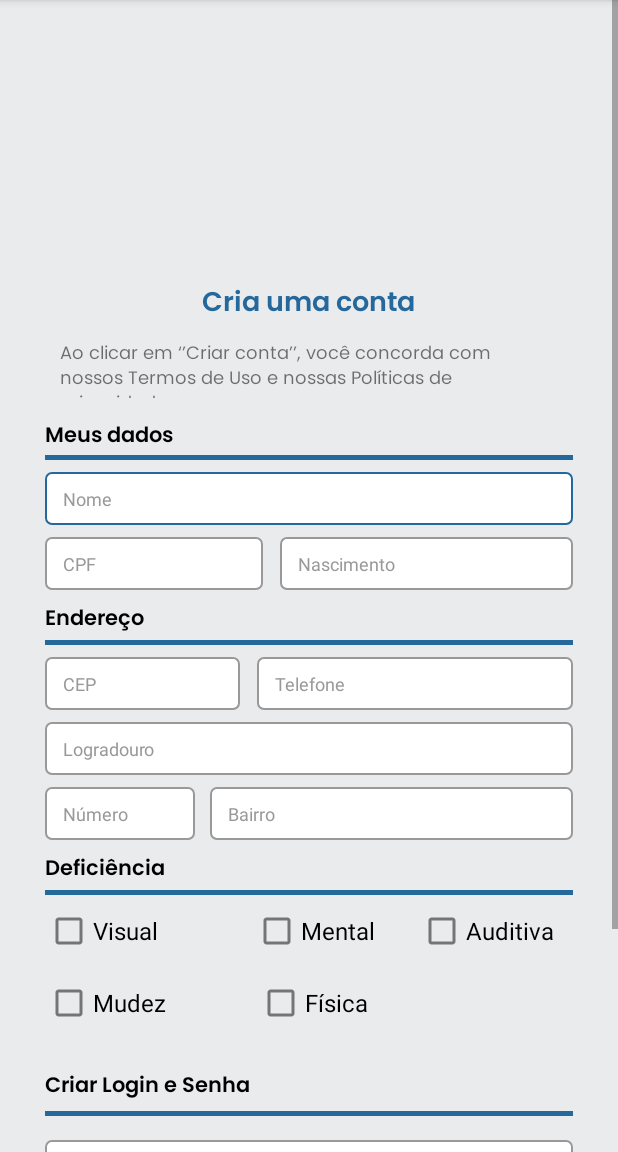
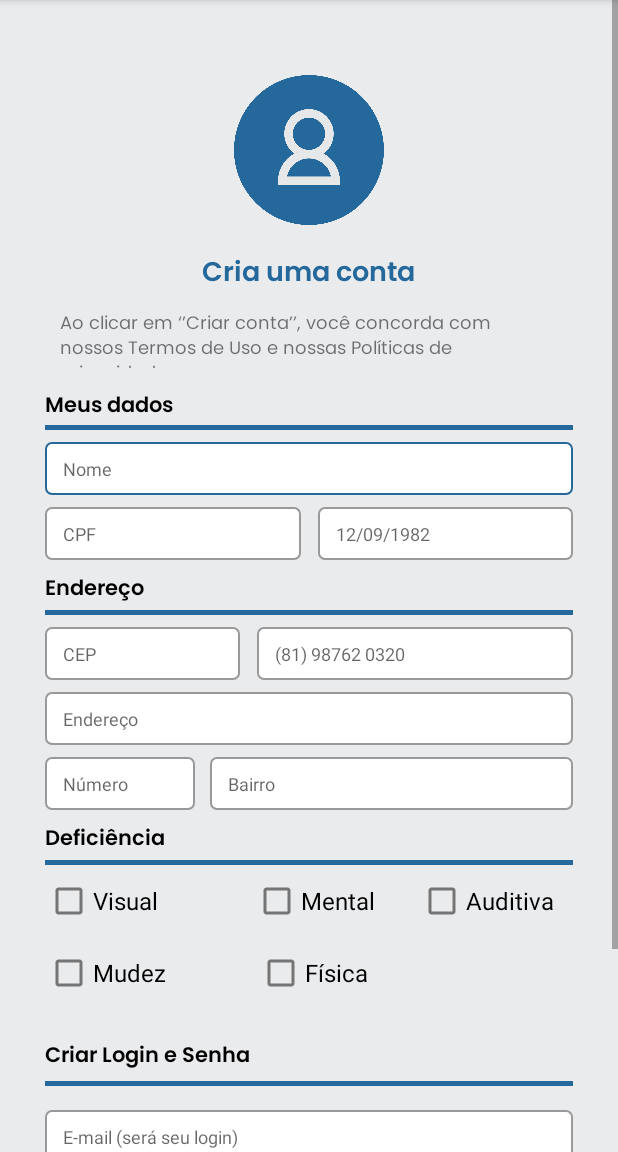
Before and after one commit to GrowTech-P4/Capacita_P4_Mobile_Activivies, an Android app: the CadastroActivity screen opened directly, with no data from a screen before it, on a phone screen of 412 x 824 dp, the part 84-1236 px from its top. Run offline under Robolectric (Android 15) with nearby library versions, the phone set to English and light mode, and no system bars; 2 statements that could not run were skipped.

Commit message:
Ajuste dos campos da tela de cadastro

```diff
--- a/app/src/main/res/layout/activity_cadastro.xml
+++ b/app/src/main/res/layout/activity_cadastro.xml
@@ -12,27 +12,13 @@
         android:background="#EAEBED"
         tools:context=".CadastroActivity">
 
-        <ImageView
-            android:id="@+id/imageView4"
-            android:layout_width="0dp"
-            android:layout_height="128dp"
-            android:layout_marginStart="141dp"
-            android:layout_marginTop="44dp"
-            android:layout_marginEnd="141dp"
-            android:contentDescription="TODO"
-            app:layout_constraintEnd_toEndOf="parent"
-            app:layout_constraintStart_toStartOf="parent"
-            app:layout_constraintTop_toTopOf="parent"
-            tools:ignore="ImageContrastCheck"
-            tools:srcCompat="@tools:sample/avatars" />
-
 
         <TextView
             android:id="@+id/CriarUmConta"
             android:layout_width="wrap_content"
             android:layout_height="wrap_content"
             android:layout_marginStart="140dp"
-            android:layout_marginTop="15dp"
+            android:layout_marginTop="17dp"
             android:layout_marginEnd="141dp"
             android:fontFamily="@font/poppins_semibold"
             android:text="Cria uma conta"
@@ -40,7 +26,7 @@
             android:textSize="18sp"
             app:layout_constraintEnd_toEndOf="parent"
             app:layout_constraintStart_toStartOf="parent"
-            app:layout_constraintTop_toBottomOf="@+id/imageView4" />
+            app:layout_constraintTop_toBottomOf="@+id/img_Cadastro" />
 
         <TextView
             android:id="@+id/textoPrivacidade"
@@ -69,10 +55,10 @@
             android:background="@drawable/custom_input"
             android:drawablePadding="12dp"
             android:ems="10"
+            android:hint="Nome"
             android:inputType="textPersonName|textCapSentences"
             android:paddingStart="12dp"
             android:paddingEnd="12dp"
-            android:text="Nome"
             android:textColor="@color/CinzaClaro"
             android:textSize="12dp"
             app:layout_constraintEnd_toEndOf="parent"
@@ -91,10 +77,10 @@
             android:background="@drawable/custom_input"
             android:drawablePadding="12dp"
             android:ems="10"
-            android:inputType="textPersonName|textCapSentences"
+            android:hint="E-mail (será seu login)"
+            android:inputType="textWebEmailAddress"
             android:paddingStart="12dp"
             android:paddingEnd="12dp"
-            android:text="E-mail (será seu login)"
             android:textColor="@color/CinzaClaro"
             android:textSize="12dp"
             app:layout_constraintEnd_toEndOf="parent"
@@ -113,10 +99,10 @@
             android:background="@drawable/custom_input"
             android:drawablePadding="12dp"
             android:ems="10"
-            android:inputType="textPersonName|textCapSentences"
+            android:hint="Senha"
+            android:inputType="textWebPassword"
             android:paddingStart="12dp"
             android:paddingEnd="12dp"
-            android:text="Senha"
             android:textColor="@color/CinzaClaro"
             android:textSize="12dp"
             app:layout_constraintEnd_toEndOf="parent"
@@ -135,10 +121,10 @@
             android:background="@drawable/custom_input"
             android:drawablePadding="12dp"
             android:ems="10"
-            android:inputType="textPersonName|textCapSentences"
+            android:hint="Repita Senha"
+            android:inputType="textPersonName|textCapSentences|textWebPassword"
             android:paddingStart="12dp"
             android:paddingEnd="12dp"
-            android:text="Confirme Senha"
             android:textColor="@color/CinzaClaro"
             android:textSize="12dp"
             app:layout_constraintEnd_toEndOf="parent"
@@ -149,7 +135,7 @@
 
         <EditText
             android:id="@+id/editTextCpf"
-            android:layout_width="145dp"
+            android:layout_width="0dp"
             android:layout_height="35dp"
             android:layout_marginStart="30dp"
             android:layout_marginTop="8dp"
@@ -157,10 +143,10 @@
             android:background="@drawable/custom_input"
             android:drawablePadding="12dp"
             android:ems="10"
+            android:hint="CPF"
             android:inputType="number"
             android:paddingStart="12dp"
             android:paddingEnd="12dp"
-            android:text="CPF"
             android:textColor="@color/CinzaClaro"
             android:textSize="12sp"
             app:layout_constraintEnd_toStartOf="@+id/editTextNascimento"
@@ -178,10 +164,10 @@
             android:background="@drawable/custom_input"
             android:drawablePadding="12dp"
             android:ems="10"
+            android:hint="12/09/1982"
             android:inputType="date"
             android:paddingStart="12dp"
             android:paddingEnd="12dp"
-            android:text="Nascimento"
             android:textColor="@color/CinzaClaro"
             android:textSize="12sp"
             app:layout_constraintEnd_toEndOf="parent"
@@ -257,10 +243,10 @@
             android:background="@drawable/custom_input"
             android:drawablePadding="12dp"
             android:ems="10"
+            android:hint="CEP"
             android:inputType="number"
             android:paddingStart="12dp"
             android:paddingEnd="12dp"
-            android:text="CEP"
             android:textColor="@color/CinzaClaro"
             android:textSize="12sp"
             app:layout_constraintEnd_toStartOf="@+id/editTextTelefone"
@@ -279,10 +265,10 @@
             android:background="@drawable/custom_input"
             android:drawablePadding="12dp"
             android:ems="10"
+            android:hint="(81) 98762 0320"
             android:inputType="number"
             android:paddingStart="12dp"
             android:paddingEnd="12dp"
-            android:text="Telefone"
             android:textColor="@color/CinzaClaro"
             android:textSize="12sp"
             app:layout_constraintEnd_toEndOf="parent"
@@ -300,10 +286,10 @@
             android:background="@drawable/custom_input"
             android:drawablePadding="12dp"
             android:ems="10"
-            android:inputType="number"
+            android:hint="Endereço"
+            android:inputType="text"
             android:paddingStart="12dp"
             android:paddingEnd="12dp"
-            android:text="Logradouro"
             android:textColor="@color/CinzaClaro"
             android:textSize="12sp"
             app:layout_constraintEnd_toEndOf="parent"
@@ -320,10 +306,10 @@
             android:background="@drawable/custom_input"
             android:drawablePadding="12dp"
             android:ems="10"
+            android:hint="Número"
             android:inputType="number"
             android:paddingStart="12dp"
             android:paddingEnd="12dp"
-            android:text="Número"
             android:textColor="@color/CinzaClaro"
             android:textSize="12sp"
             app:layout_constraintEnd_toStartOf="@+id/editTextBairro"
@@ -341,10 +327,10 @@
             android:background="@drawable/custom_input"
             android:drawablePadding="12dp"
             android:ems="10"
-            android:inputType="number"
+            android:hint="Bairro"
+            android:inputType="text"
             android:paddingStart="12dp"
             android:paddingEnd="12dp"
-            android:text="Bairro"
             android:textColor="@color/CinzaClaro"
             android:textSize="12sp"
             app:layout_constraintEnd_toEndOf="parent"
@@ -481,6 +467,16 @@
             app:layout_constraintStart_toStartOf="parent"
             app:layout_constraintTop_toBottomOf="@+id/editTextRepetirSenha" />
 
+        <ImageView
+            android:id="@+id/img_Cadastro"
+            android:layout_width="100dp"
+            android:layout_height="100dp"
+            android:layout_marginTop="50dp"
+            app:layout_constraintEnd_toEndOf="parent"
+            app:layout_constraintStart_toStartOf="parent"
+            app:layout_constraintTop_toTopOf="parent"
+            app:srcCompat="@drawable/iconperfil" />
+
 
     </androidx.constraintlayout.widget.ConstraintLayout>
 
```
